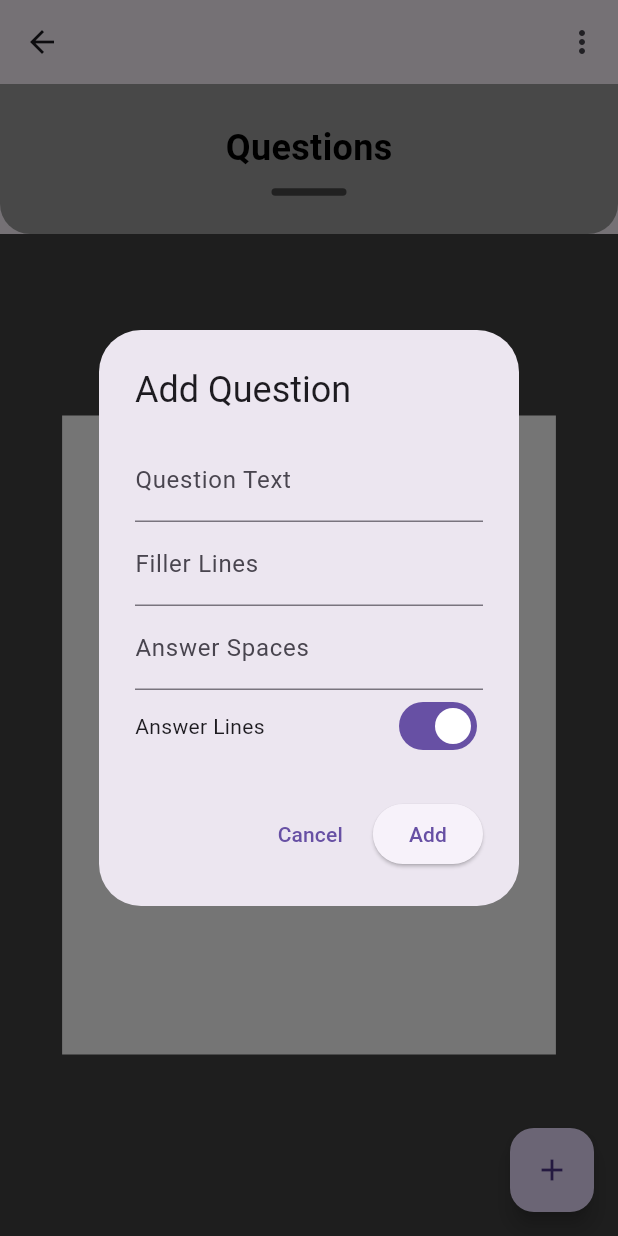
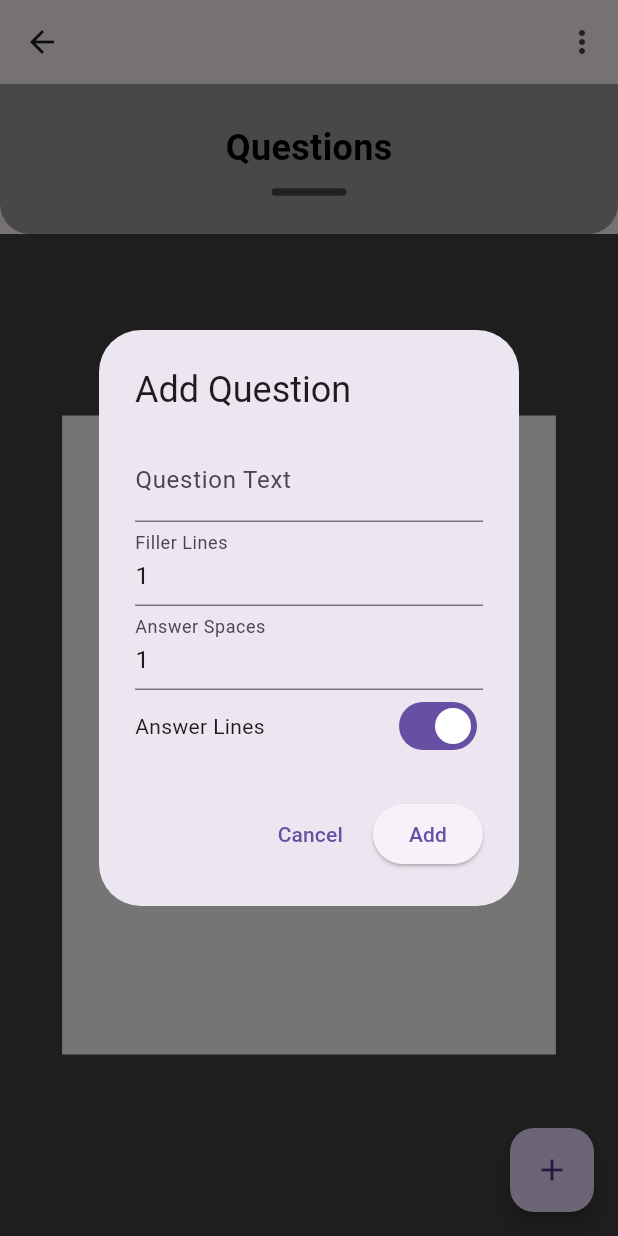
Before and after one commit to barberub/worksheet_wizard, a Flutter app: the SecondScreen screen opened directly with empty values, after a tap on the "add" icon, on a phone screen of 412 x 824 dp. Run offline on Flutter 3.47's test engine with Material 3 defaults, Android fonts, the phone set to English and light mode, and no system bars; our stand-ins replace pdf, printing.

Commit message:
Worksheet Preview + Fixed print to print whole worksheet.

```diff
--- a/lib/worksheetscreen.dart
+++ b/lib/worksheetscreen.dart
@@ -68,26 +68,50 @@ class _SecondScreenState extends State<SecondScreen> {
     if (value == 'print') {
       if (worksheet['questions'].isEmpty) return;
 
-      final question = worksheet['questions'][0];
       final pdf = pw.Document();
+      final questions = List<Map<String, dynamic>>.from(worksheet['questions']);
 
       pdf.addPage(
         pw.Page(
+          margin: const pw.EdgeInsets.all(32),
           build: (pw.Context context) {
             return pw.Column(
               crossAxisAlignment: pw.CrossAxisAlignment.start,
               children: [
-                pw.Text('Question 1:', style: pw.TextStyle(fontSize: 18)),
-                pw.SizedBox(height: 8),
-                pw.Text(question['questionText'], style: pw.TextStyle(fontSize: 14)),
-                pw.SizedBox(height: 8),
-                ...List.generate(question['answerSpaces'], (_) =>
-                  pw.Container(
-                    margin: const pw.EdgeInsets.only(bottom: 12),
-                    height: 2,
-                    color: PdfColors.black,
-                  )
+                pw.Text(
+                  worksheet['worksheetTitle'] ?? 'Untitled Worksheet',
+                  style: pw.TextStyle(fontSize: 24, fontWeight: pw.FontWeight.bold),
                 ),
+                pw.SizedBox(height: 20),
+
+                // Loop through questions
+                for (int i = 0; i < questions.length; i++) ...[
+                  pw.Text(
+                    'Question ${i + 1}:',
+                    style: pw.TextStyle(fontSize: 18, fontWeight: pw.FontWeight.bold),
+                  ),
+                  pw.SizedBox(height: 8),
+                  pw.Text(
+                    questions[i]['questionText'] ?? '',
+                    style: pw.TextStyle(fontSize: 14),
+                  ),
+                  pw.SizedBox(height: 8),
+
+                  // Filler spacing (optional)
+                  for (int j = 0; j < (questions[i]['fillerLines'] ?? 0); j++)
+                    pw.SizedBox(height: 12),
+
+                  // Answer lines
+                  if (questions[i]['hasAnswerLines'] == true)
+                    for (int j = 0; j < (questions[i]['answerSpaces'] ?? 0); j++)
+                      pw.Container(
+                        margin: const pw.EdgeInsets.only(bottom: 12),
+                        height: 1.5,
+                        color: PdfColors.black,
+                      ),
+
+                  pw.SizedBox(height: 20),
+                ],
               ],
             );
           },
@@ -223,17 +247,69 @@ class _SecondScreenState extends State<SecondScreen> {
                     rectangleHeight = rectangleWidth / _paperAspectRatio;
                   }
 
+                  // 🔤 Calculate scaling factor based on A4 height
+                  const double baseHeight = 842.0; // PDF page height in points
+                  const double baseFontSize = 14.0;
+                  final double fontScale = rectangleHeight / baseHeight;
+                  final double scaledFontSize = baseFontSize * fontScale;
+
+                  const double baseLineHeight = 1.0;
+                  final double scaledLineHeight = baseLineHeight * fontScale;
+
                   return Center(
                     child: SizedBox(
                       width: rectangleWidth,
                       height: rectangleHeight,
                       child: Container(
                         color: Colors.white,
+                        padding: EdgeInsets.all(20 * fontScale),
+                        child: SingleChildScrollView(
+                          child: Column(
+                            crossAxisAlignment: CrossAxisAlignment.start,
+                            children: [
+                              Text(
+                                worksheet['worksheetTitle'] ?? 'Untitled Worksheet',
+                                style: TextStyle(
+                                  fontSize: scaledFontSize * 1.5,
+                                  fontWeight: FontWeight.bold,
+                                ),
+                              ),
+                              SizedBox(height: 16 * fontScale),
+                              for (final entry in worksheet['questions'].asMap().entries) ...[
+
+                                // Question text
+                                Text(
+                                  'Question ${entry.key + 1}: ${entry.value['questionText']}',
+                                  style: TextStyle(
+                                    fontSize: scaledFontSize,
+                                    fontWeight: FontWeight.bold,
+                                    color: Colors.black,
+                                  ),
+                                ),
+
+                                // Filler lines
+                                for (int i = 0; i < (entry.value['fillerLines'] ?? 0); i++)
+                                  SizedBox(height: 8 * fontScale),
+
+                                // Answer lines (if enabled)
+
+                                for (int i = 0; i < (entry.value['answerSpaces'] ?? 0); i++)
+                                  Container(
+                                    margin:  EdgeInsets.symmetric(vertical: 4 * fontScale),
+                                    height: scaledLineHeight,
+                                    color: (entry.value['hasAnswerLines']) ? Colors.black : Colors.white,
+                                  ),
+                                SizedBox(height: 20 * fontScale), // Space between questions
+                              ],
+                            ],
+                          ),
+                        ),
                       ),
                     ),
                   );
                 },
               ),
+
             ),
           ),
 
@@ -253,8 +329,12 @@ class _SecondScreenState extends State<SecondScreen> {
     final TextEditingController questionController =
         TextEditingController(text: question['questionText']);
     int fillerLines = question['fillerLines'];
+    final TextEditingController fillerLinesController =
+      TextEditingController(text: fillerLines.toString());
     bool hasAnswerLines = question['hasAnswerLines'];
     int answerSpaces = question['answerSpaces'];
+    final TextEditingController answerSpacesController =
+      TextEditingController(text: answerSpaces.toString());
 
     showDialog(
       context: context,
@@ -268,14 +348,20 @@ class _SecondScreenState extends State<SecondScreen> {
               decoration: const InputDecoration(labelText: 'Question Text'),
             ),
             TextField(
+              controller: fillerLinesController,
               keyboardType: TextInputType.number,
               decoration: const InputDecoration(labelText: 'Filler Lines'),
-              onChanged: (val) => fillerLines = int.tryParse(val) ?? fillerLines,
+              onChanged: (val) {
+                fillerLines = int.tryParse(val) ?? fillerLines;
+              },
             ),
             TextField(
+              controller: answerSpacesController,
               keyboardType: TextInputType.number,
               decoration: const InputDecoration(labelText: 'Answer Spaces'),
-              onChanged: (val) => answerSpaces = int.tryParse(val) ?? answerSpaces,
+              onChanged: (val) {
+                answerSpaces = int.tryParse(val) ?? answerSpaces;
+              },
             ),
             Row(
               children: [
@@ -319,9 +405,15 @@ class _SecondScreenState extends State<SecondScreen> {
 
 void _openAddDialog() {
   final TextEditingController questionController = TextEditingController();
+
   int fillerLines = 1;
+  final TextEditingController fillerLinesController =
+    TextEditingController(text: fillerLines.toString());
   bool answerLines = true;
+
   int answerSpaces = 1;
+  final TextEditingController answerSpacesController =
+    TextEditingController(text: answerSpaces.toString());
 
   showDialog(
     context: context,
@@ -337,18 +429,14 @@ void _openAddDialog() {
                 decoration: const InputDecoration(labelText: 'Question Text'),
               ),
               TextField(
+                controller: fillerLinesController,
                 decoration: const InputDecoration(labelText: 'Filler Lines'),
                 keyboardType: TextInputType.number,
-                onChanged: (val) {
-                  fillerLines = int.tryParse(val) ?? 1;
-                },
               ),
               TextField(
+                controller: answerSpacesController,
                 decoration: const InputDecoration(labelText: 'Answer Spaces'),
                 keyboardType: TextInputType.number,
-                onChanged: (val) {
-                  answerSpaces = int.tryParse(val) ?? 1;
-                },
               ),
               Row(
                 children: [
```
